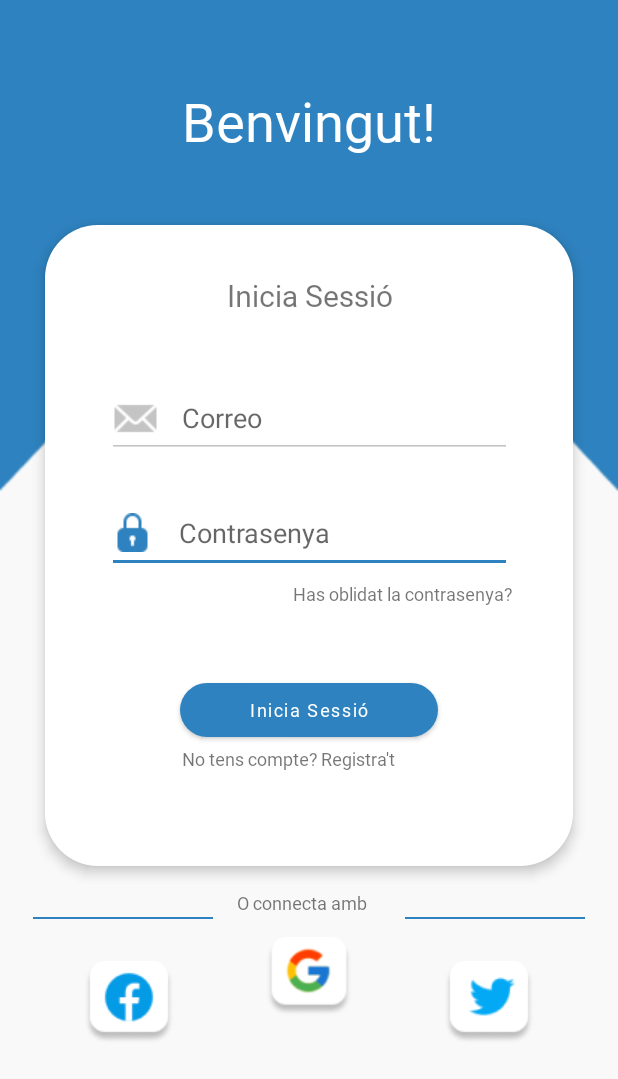
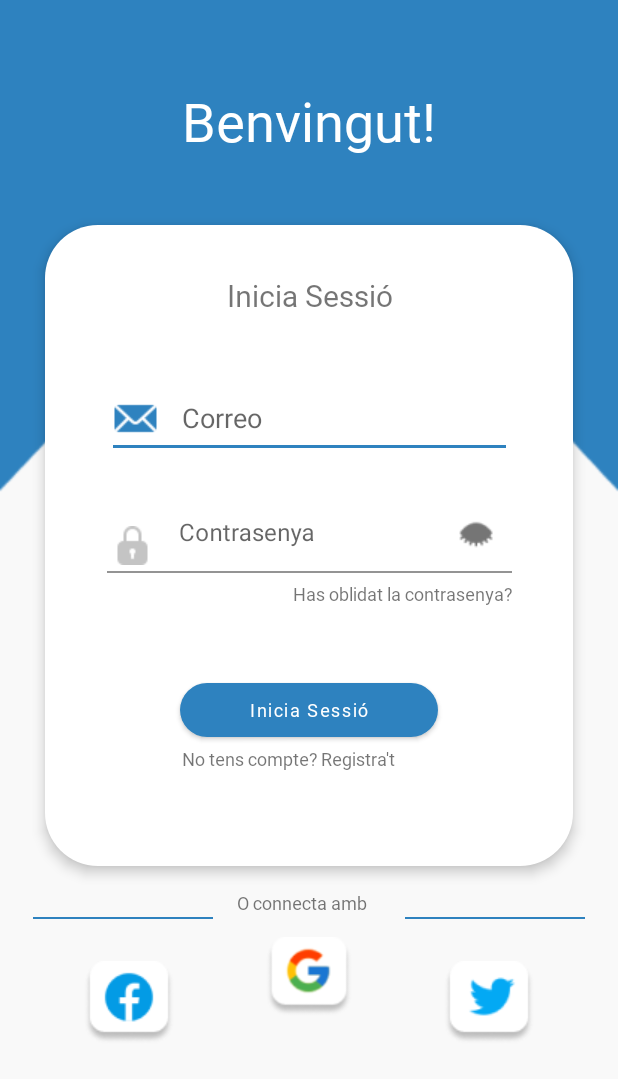
Before and after one commit to erikmiro/Cataleg_App, an Android app: the screen it shows after launch (LoginScreen), on a phone screen of 412 x 824 dp. Shown: the top 1079 px of the screen. Run offline under Robolectric (Android 15) with nearby library versions, the phone set to English and light mode, and no system bars.

Commit message:
[WP-26] Refactored names of the variables and added eye icon, view issues left to fix

```diff
--- a/app/build.gradle
+++ b/app/build.gradle
@@ -32,6 +32,7 @@
     implementation 'androidx.appcompat:appcompat:1.4.0'
     implementation 'com.google.android.material:material:1.4.0'
     implementation 'androidx.constraintlayout:constraintlayout:2.1.2'
+    implementation 'com.google.android.material:material:1.0.0'
     testImplementation 'junit:junit:4.+'
     androidTestImplementation 'androidx.test.ext:junit:1.1.3'
     androidTestImplementation 'androidx.test.espresso:espresso-core:3.4.0'
--- a/app/src/main/AndroidManifest.xml
+++ b/app/src/main/AndroidManifest.xml
@@ -11,6 +11,7 @@
         android:theme="@style/Theme.Wapps">
         <activity
             android:name=".LoginScreen.LoginScreen"
+            android:windowSoftInputMode="adjustPan"
             android:exported="true">
             <intent-filter>
                 <action android:name="android.intent.action.MAIN" />
--- /dev/null
+++ b/app/src/main/res/drawable/custom_eye_closed_icon.xml
@@ -0,0 +1,10 @@
+<?xml version="1.0" encoding="utf-8"?>
+<selector xmlns:android="http://schemas.android.com/apk/res/android">
+
+    <item android:state_focused="true"
+        android:drawable="@drawable/closed_eye_blue" />
+
+    <item android:state_focused="false"
+        android:drawable="@drawable/closed_eye_grey" />
+
+</selector>
--- /dev/null
+++ b/app/src/main/res/drawable/custom_eye_icon.xml
@@ -0,0 +1,10 @@
+<?xml version="1.0" encoding="utf-8"?>
+<selector xmlns:android="http://schemas.android.com/apk/res/android">
+
+    <item android:state_focused="true"
+        android:drawable="@drawable/eye_blue" />
+
+    <item android:state_focused="false"
+        android:drawable="@drawable/eye_grey" />
+
+</selector>
--- /dev/null
+++ b/app/src/main/res/drawable/show_password_selector.xml
@@ -0,0 +1,5 @@
+<?xml version="1.0" encoding="utf-8"?>
+<selector xmlns:android="http://schemas.android.com/apk/res/android">
+<item android:drawable="@drawable/custom_eye_icon" android:state_checked="true"/>
+    <item android:drawable="@drawable/custom_eye_closed_icon"/>
+</selector>
--- a/app/src/main/res/layout/activity_login_screen.xml
+++ b/app/src/main/res/layout/activity_login_screen.xml
@@ -3,16 +3,20 @@
     xmlns:app="http://schemas.android.com/apk/res-auto"
     xmlns:tools="http://schemas.android.com/tools"
     android:layout_width="match_parent"
-    android:background="@drawable/login_screen_bg"
     android:layout_height="match_parent"
     tools:context=".LoginScreen.LoginScreen">
 
+    <ScrollView
+        android:layout_width="match_parent"
+        android:layout_height="match_parent"
+        android:background="@drawable/login_screen_bg">
+
         <androidx.constraintlayout.widget.ConstraintLayout
             android:layout_width="match_parent"
-        android:layout_height="match_parent">
+            android:layout_height="wrap_content">
 
             <TextView
-            android:id="@+id/welcomeTxt"
+                android:id="@+id/loginWelcomeTxt"
                 android:layout_width="match_parent"
                 android:layout_height="wrap_content"
                 android:layout_marginTop="10dp"
@@ -27,7 +31,7 @@
                 app:layout_constraintTop_toTopOf="parent" />
 
             <TextView
-            android:id="@+id/textView4"
+                android:id="@+id/loginConnectTxt"
                 android:layout_width="96dp"
                 android:layout_height="wrap_content"
                 android:layout_marginTop="16dp"
@@ -40,23 +44,23 @@
                 app:layout_constraintTop_toBottomOf="@+id/view" />
 
             <ImageView
-            android:id="@+id/google_icon"
+                android:id="@+id/loginGoogleIcon"
                 android:layout_width="57dp"
                 android:layout_height="wrap_content"
                 android:layout_marginTop="13dp"
                 app:layout_constraintEnd_toEndOf="parent"
                 app:layout_constraintStart_toStartOf="parent"
-            app:layout_constraintTop_toBottomOf="@+id/textView4"
+                app:layout_constraintTop_toBottomOf="@+id/loginConnectTxt"
                 app:srcCompat="@drawable/google_icon" />
 
             <ImageView
-            android:id="@+id/fb_icon"
+                android:id="@+id/loginFbIcon"
                 android:layout_width="wrap_content"
                 android:layout_height="wrap_content"
                 android:layout_marginStart="56dp"
                 android:layout_marginTop="28dp"
                 app:layout_constraintStart_toStartOf="parent"
-            app:layout_constraintTop_toBottomOf="@+id/linia1"
+                app:layout_constraintTop_toBottomOf="@+id/loginLine1"
                 app:srcCompat="@drawable/fb_icon" />
 
             <ImageView
@@ -66,11 +70,11 @@
                 android:layout_marginTop="28dp"
                 android:layout_marginEnd="56dp"
                 app:layout_constraintEnd_toEndOf="parent"
-            app:layout_constraintTop_toBottomOf="@+id/linia"
+                app:layout_constraintTop_toBottomOf="@+id/loginLine2"
                 app:srcCompat="@drawable/twitter_icon" />
 
             <ImageView
-            android:id="@+id/linia1"
+                android:id="@+id/loginLine1"
                 android:layout_width="wrap_content"
                 android:layout_height="wrap_content"
                 android:layout_marginStart="22dp"
@@ -80,7 +84,7 @@
                 app:srcCompat="@drawable/blue_line" />
 
             <ImageView
-            android:id="@+id/linia"
+                android:id="@+id/loginLine2"
                 android:layout_width="wrap_content"
                 android:layout_height="wrap_content"
                 android:layout_marginTop="34dp"
@@ -101,24 +105,53 @@
                 app:layout_constraintEnd_toEndOf="parent"
                 app:layout_constraintStart_toStartOf="parent"
                 app:layout_constraintTop_toTopOf="parent">
+                <!--
 
                 <EditText
-                android:id="@+id/passwordTxt"
+                    android:id="@+id/loginPasswordTxt"
                     android:layout_width="270dp"
                     android:layout_height="51dp"
                     android:layout_marginTop="25dp"
                     android:drawableStart="@drawable/custom_lock_icon"
+                    android:drawableEnd="@drawable/custom_eye_icon"
                     android:drawablePadding="18dp"
                     android:ems="10"
                     android:hint="@string/password"
                     android:inputType="textPassword"
                     android:paddingStart="4dp"
-                android:paddingEnd="4dp"
+                    android:paddingEnd="8dp"
                     android:paddingBottom="12dp"
                     android:theme="@style/EditTextTheme"
                     app:layout_constraintEnd_toEndOf="parent"
                     app:layout_constraintStart_toStartOf="parent"
-                app:layout_constraintTop_toBottomOf="@+id/emailTxt" />
+                    app:layout_constraintTop_toBottomOf="@+id/emailTxt"
+                    app:passwordToggleEnabled="true"
+                    app:passwordToggleDrawable="@drawable/custom_email_icon"/>
+                    -->
+                <com.google.android.material.textfield.TextInputLayout
+                    android:id="@+id/loginPasswordTxt"
+                    android:layout_width="270dp"
+                    android:layout_height="51dp"
+                    android:layout_marginTop="25dp"
+                    app:layout_constraintEnd_toEndOf="parent"
+                    app:layout_constraintStart_toStartOf="parent"
+                    app:layout_constraintTop_toBottomOf="@+id/emailTxt"
+                    app:passwordToggleDrawable="@drawable/show_password_selector"
+                    app:passwordToggleEnabled="true">
+
+                    <EditText
+                        android:id="@+id/etPassword"
+                        android:layout_width="match_parent"
+                        android:layout_height="wrap_content"
+                        android:drawableStart="@drawable/custom_lock_icon"
+                        android:drawablePadding="18dp"
+                        android:hint="@string/password"
+                        android:background="@color/white"
+                        android:inputType="textPassword"
+                        android:paddingStart="4dp"
+                        android:paddingEnd="8dp"
+                        />
+                </com.google.android.material.textfield.TextInputLayout>
 
                 <EditText
                     android:id="@+id/emailTxt"
@@ -173,7 +206,7 @@
                     android:text="@string/forgotPassword"
                     android:textSize="12sp"
                     app:layout_constraintEnd_toEndOf="parent"
-                app:layout_constraintTop_toBottomOf="@+id/passwordTxt" />
+                    app:layout_constraintTop_toBottomOf="@+id/loginPasswordTxt" />
 
                 <TextView
                     android:id="@+id/loginTxt"
@@ -202,10 +235,12 @@
                     app:layout_constraintBottom_toBottomOf="parent"
                     app:layout_constraintEnd_toEndOf="parent"
                     app:layout_constraintStart_toStartOf="parent"
-                app:layout_constraintTop_toBottomOf="@+id/forgotPasswordTxt" />
+                    app:layout_constraintTop_toBottomOf="@+id/forgotPasswordTxt"
+                    tools:ignore="DuplicateSpeakableTextCheck" />
 
             </androidx.constraintlayout.widget.ConstraintLayout>
 
         </androidx.constraintlayout.widget.ConstraintLayout>
+    </ScrollView>
 
 </RelativeLayout>
```
Also changed, not shown: app/src/main/res/drawable/closed_eye_blue.png (added), app/src/main/res/drawable/closed_eye_grey.png (added), app/src/main/res/drawable/eye_blue.png (added), app/src/main/res/drawable/eye_grey.png (added). Lines whose indentation alone changed are shown as unchanged.
